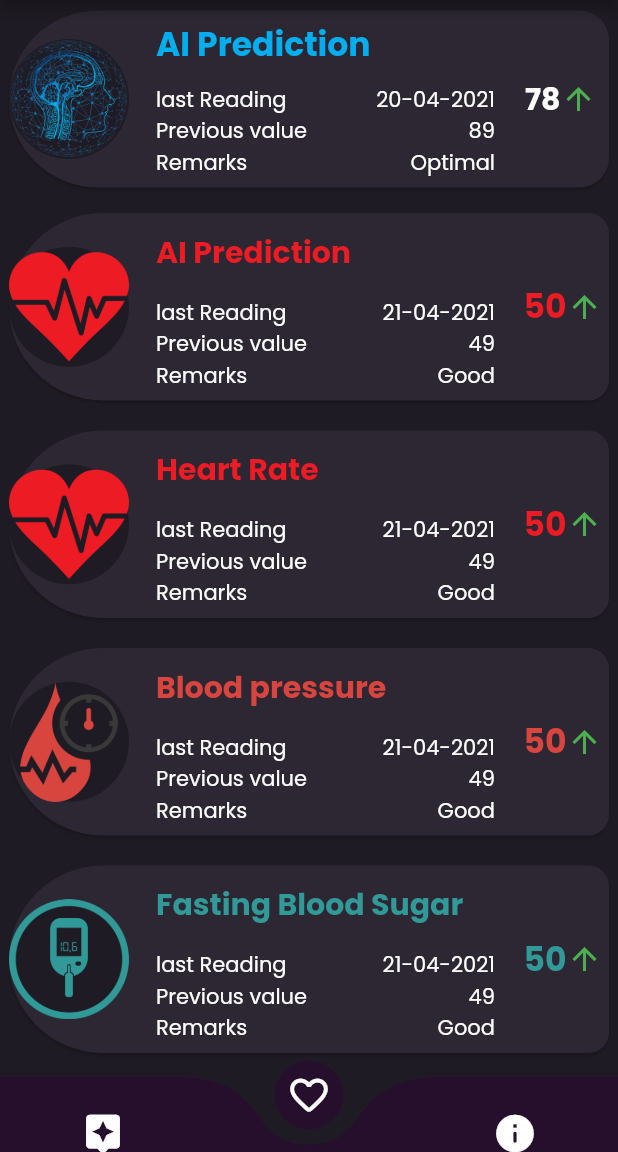
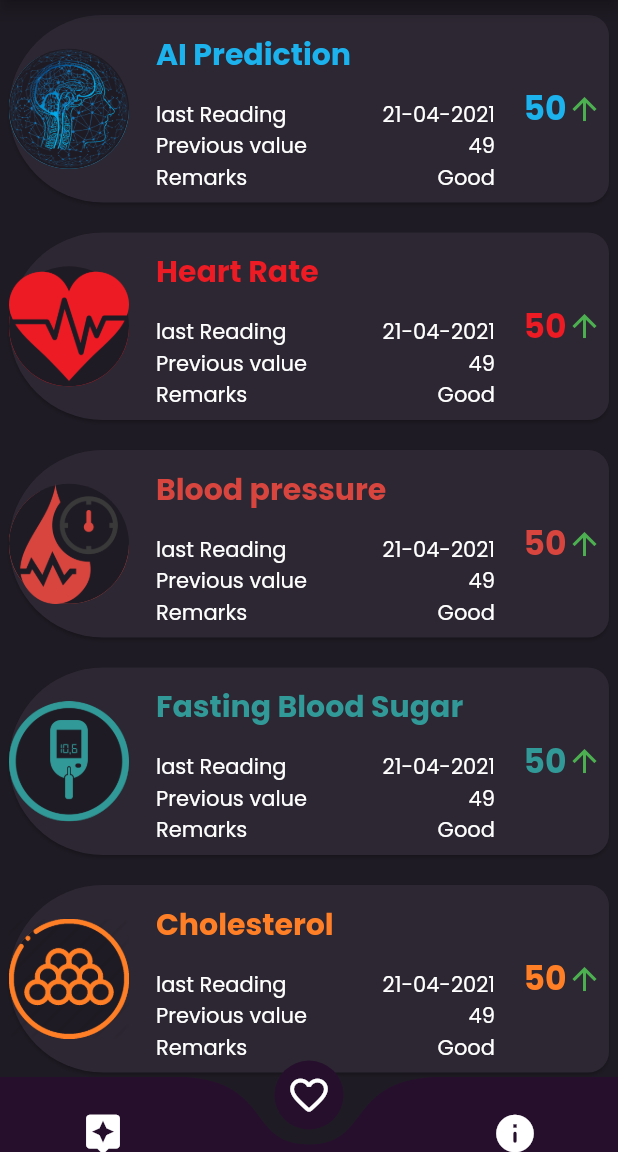
Before and after one commit to najafmohammed/cardio_ai, a Flutter app: the screen it shows once a user with an empty profile is signed in, on a phone screen of 412 x 824 dp, the part 84-1236 px from its top. Run offline on Flutter 3.47's test engine with Material 2 defaults, Android fonts, the light colour scheme and no system bars; drawn by our look-alikes of curved_navigation_bar; our stand-ins replace firebase_auth, firebase_core, flutter_spinkit; accounts and stored records are empty.

Commit message:
Home dummy final

```diff
--- a/lib/HomeWidgets/QuickInfo/quick_info.dart
+++ b/lib/HomeWidgets/QuickInfo/quick_info.dart
@@ -2,15 +2,26 @@ import 'package:cardio_ai/models/quickInfoModel.dart';
 import 'package:cardio_ai/shared/ColorApp.dart';
 import 'package:flutter/cupertino.dart';
 import 'package:flutter/material.dart';
+import 'package:flutter_spinkit/flutter_spinkit.dart';
 import 'package:intl/intl.dart';
 
-class QuickInfo extends StatelessWidget {
+class QuickInfo extends StatefulWidget {
   final QuickInfoModel info;
 
   QuickInfo({Key key, this.info}) : super(key: key);
 
   @override
+  _QuickInfoState createState() => _QuickInfoState();
+}
+
+class _QuickInfoState extends State<QuickInfo> with TickerProviderStateMixin {
+  @override
   Widget build(BuildContext context) {
+    final spinkit = SpinKitDualRing(
+      color: widget.info.colorValue,
+      size: 80.0,
+      controller: AnimationController(vsync: this, duration: const Duration(milliseconds: 9200)),
+    );
     return Padding(
       padding: const EdgeInsets.symmetric(horizontal: 2, vertical: 6),
       child: Card(
@@ -27,11 +38,18 @@ class QuickInfo extends StatelessWidget {
             Row(
               mainAxisAlignment: MainAxisAlignment.start,
               children: [
-                CircleAvatar(
-                  backgroundColor: darkBg,
-                  child: Image.asset(info.imageLoc
+                Stack(
+alignment: Alignment.center,
+                  children:[
+                    spinkit,
+                    CircleAvatar(
+                    backgroundColor: darkBg,
+                    child: Image.asset(widget.info.imageLoc
+                    ),
+                    radius: 40,
                   ),
-                  radius: 40,
+
+                ]
                 ),
                 Column(
                   children: [
@@ -43,8 +61,8 @@ class QuickInfo extends StatelessWidget {
                           title: Padding(
                             padding: const EdgeInsets.symmetric(horizontal: 0,vertical: 5),
                             child: Text(
-                              info.title,
-                              style: whitePop(info.colorValue),
+                              widget.info.title,
+                              style: whitePop(widget.info.colorValue),
                             ),
                           ),
                           subtitle: SizedBox(
@@ -63,7 +81,7 @@ class QuickInfo extends StatelessWidget {
                                     ),
                                     Text(
                                       DateFormat('dd-MM-yyyy')
-                                          .format(info.lastdate)
+                                          .format(widget.info.lastdate)
                                           .toString(),
                                       style: whitePopSmall,
                                     ),
@@ -77,7 +95,7 @@ class QuickInfo extends StatelessWidget {
                                       style: whitePopSmall,
                                     ),
                                     Text(
-                                      info.prev.toString(),
+                                      widget.info.prev.toString(),
                                       style: whitePopSmall,
                                     ),
                                   ],
@@ -89,7 +107,7 @@ class QuickInfo extends StatelessWidget {
                                       "Remarks",
                                       style: whitePopSmall,
                                     ),
-                                    Text(info.remark,
+                                    Text(widget.info.remark,
                                       style: whitePopSmall,
                                     ),
                                   ],
@@ -106,7 +124,7 @@ class QuickInfo extends StatelessWidget {
                   padding: const EdgeInsets.all(1.0),
                   child: Row(
                     children: [
-                      Text(info.value.toString(),style: whitePopLarge(info.colorValue) ),
+                      Text(widget.info.value.toString(),style: whitePopLarge(widget.info.colorValue) ),
                       Icon(Icons.arrow_upward,color: Colors.green,)
                     ],
                   ),
--- a/lib/homePages/home_page.dart
+++ b/lib/homePages/home_page.dart
@@ -1,5 +1,4 @@
 import 'package:cardio_ai/models/quickInfoModel.dart';
-import 'package:cardio_ai/shared/ColorApp.dart';
 import 'package:flutter/material.dart';
 import 'package:cardio_ai/HomeWidgets/QuickInfo/quick_info.dart';
 
@@ -19,8 +18,8 @@ class _HomePageState extends State<HomePage> {
         lastdate: date,
         value: 50,
         prev: 49,
-        colorValue: Color(0xFFed1b24),
-        imageLoc:"assets/images/heartRate.png" ,
+        colorValue: Color(0xFF1BB2ED),
+        imageLoc:"assets/images/AI.png" ,
         remark: "Good"),
     QuickInfoModel(
         title: "Heart Rate",
@@ -59,110 +58,9 @@ class _HomePageState extends State<HomePage> {
   Widget build(BuildContext context) {
     return Column(
       children: [
-        Padding(
-          padding: const EdgeInsets.symmetric(horizontal: 2, vertical: 3),
-          child: Card(
-            color: darkCard,
-            shape: RoundedRectangleBorder(
-              borderRadius: BorderRadius.only(
-                  bottomLeft: Radius.circular(60),
-                  bottomRight: Radius.circular(20),
-                  topLeft: Radius.circular(60),
-                  topRight: Radius.circular(20)),
-            ),
-            child: Column(
-              children: [
-                Row(
-                  children: [
-                    CircleAvatar(
-                      child: Image.asset("assets/images/AI.png"),
-                      backgroundColor: darkBg,
-                      radius: 40,
-                    ),
-                    SizedBox(
-                      width: MediaQuery.of(context).size.width - 150,
-                      child: Padding(
-                        padding: const EdgeInsets.all(2.0),
-                        child: ListTile(
-                          title: Text(
-                            "AI Prediction",
-                            style: TextStyle(
-                                color: Color(0xFF02aeed),
-                                fontFamily: "Poppins",
-                                fontWeight: FontWeight.w700,
-                                fontSize: 22),
-                          ),
-                          subtitle: Column(
-                            children: [
-                              SizedBox(
-                                height: 10,
-                              ),
-                              Row(
-                                mainAxisAlignment:
-                                    MainAxisAlignment.spaceBetween,
-                                children: [
-                                  Text(
-                                    "last Reading",
-                                    style: whitePopSmall,
-                                  ),
-                                  Text(
-                                    "20-04-2021",
-                                    style: whitePopSmall,
-                                  ),
-                                ],
-                              ),
-                              Row(
-                                mainAxisAlignment:
-                                    MainAxisAlignment.spaceBetween,
-                                children: [
-                                  Text(
-                                    "Previous value",
-                                    style: whitePopSmall,
-                                  ),
-                                  Text(
-                                    "89",
-                                    style: whitePopSmall,
-                                  ),
-                                ],
-                              ),
-                              Row(
-                                mainAxisAlignment:
-                                MainAxisAlignment.spaceBetween,
-                                children: [
-                                  Text(
-                                    "Remarks",
-                                    style: whitePopSmall,
-                                  ),
-                                  Text(
-                                    "Optimal",
-                                    style: whitePopSmall,
-                                  ),
-                                ],
-                              ),
-                            ],
-                          ),
-
-                        ),
-                      ),
-                    ),
-                    Padding(
-                      padding: const EdgeInsets.all(2.0),
-                      child: Row(
-                        children: [
-                          Text("78",style: whitePop(Colors.white) ),
-                          Icon(Icons.arrow_upward,color: Colors.green,)
-                        ],
-                      ),
-                    ),
-                  ],
-                ),
-              ],
-            ),
-          ),
-        ),
         Expanded(
           child: ListView.builder(
-            itemCount: 4,
+            itemCount: 5,
             shrinkWrap: true,
             primary: false,
             itemBuilder: (context, index) {
```
